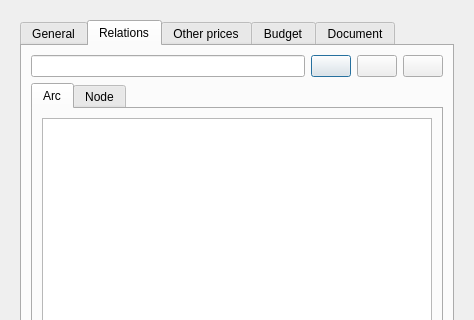
First picture: the form in ui/plan_psector.ui, repository Giswater/giswater_qgis_plugin, before the edit; both pictures show x 0 to 474 and y 0 to 320 of the 474 by 581 pixel window.
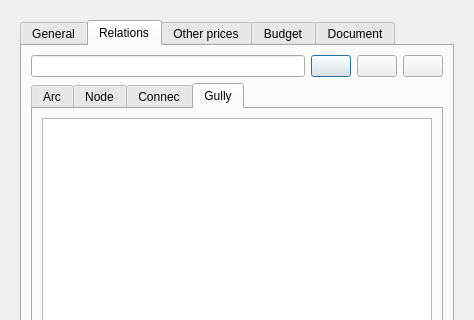
Second picture: the form after the edit. The open tabs and pages were chosen to show the change. Icons and pictures are not drawn.

Commit message: Enhancement: add connec and gully on plan psector

What changed in the file:
```diff
--- a/ui/plan_psector.ui
+++ b/ui/plan_psector.ui
@@ -784,7 +784,7 @@
           <item>
            <widget class="QTabWidget" name="tab_feature">
             <property name="currentIndex">
-             <number>0</number>
+             <number>3</number>
             </property>
             <widget class="QWidget" name="Arc">
              <attribute name="title">
@@ -806,6 +806,26 @@
               </item>
              </layout>
             </widget>
+            <widget class="QWidget" name="Connec">
+             <attribute name="title">
+              <string>Connec</string>
+             </attribute>
+             <layout class="QGridLayout" name="gridLayout_2">
+              <item row="0" column="0">
+               <widget class="QTableView" name="tbl_psector_x_connec"/>
+              </item>
+             </layout>
+            </widget>
+            <widget class="QWidget" name="Gully">
+             <attribute name="title">
+              <string>Gully</string>
+             </attribute>
+             <layout class="QGridLayout" name="gridLayout_3">
+              <item row="0" column="0">
+               <widget class="QTableView" name="tbl_psector_x_gully"/>
+              </item>
+             </layout>
+            </widget>
            </widget>
           </item>
          </layout>
```
Left out of the diff: 8 changed lines with no effect on the pictures. The commit also changes 2 other files.
